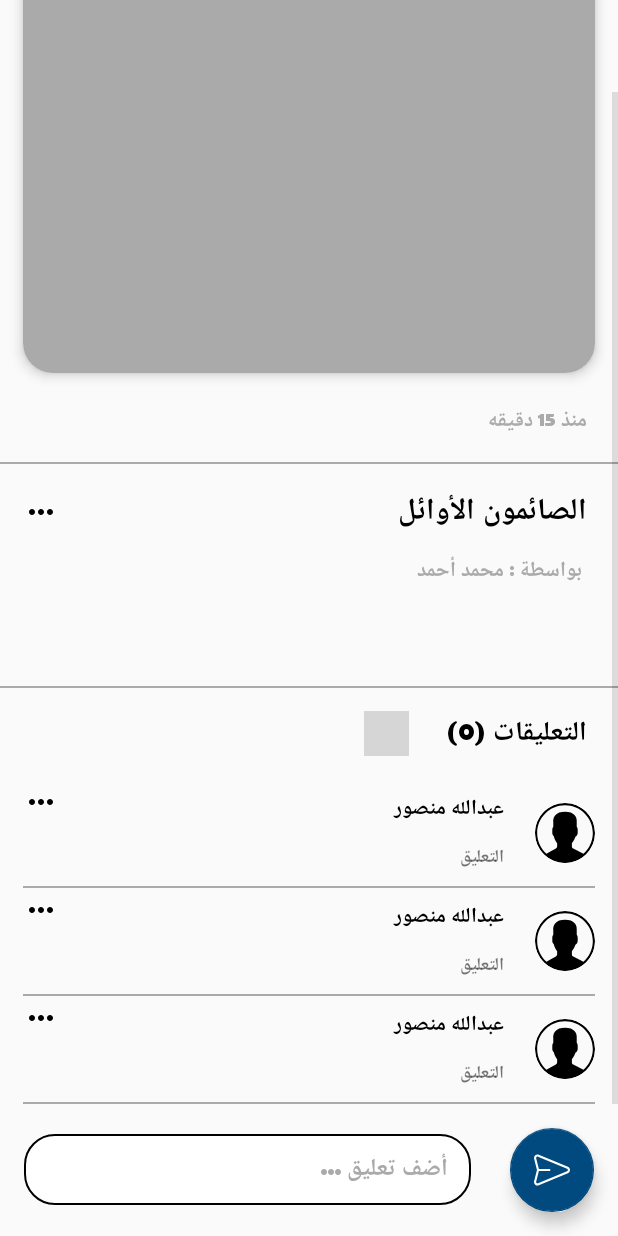
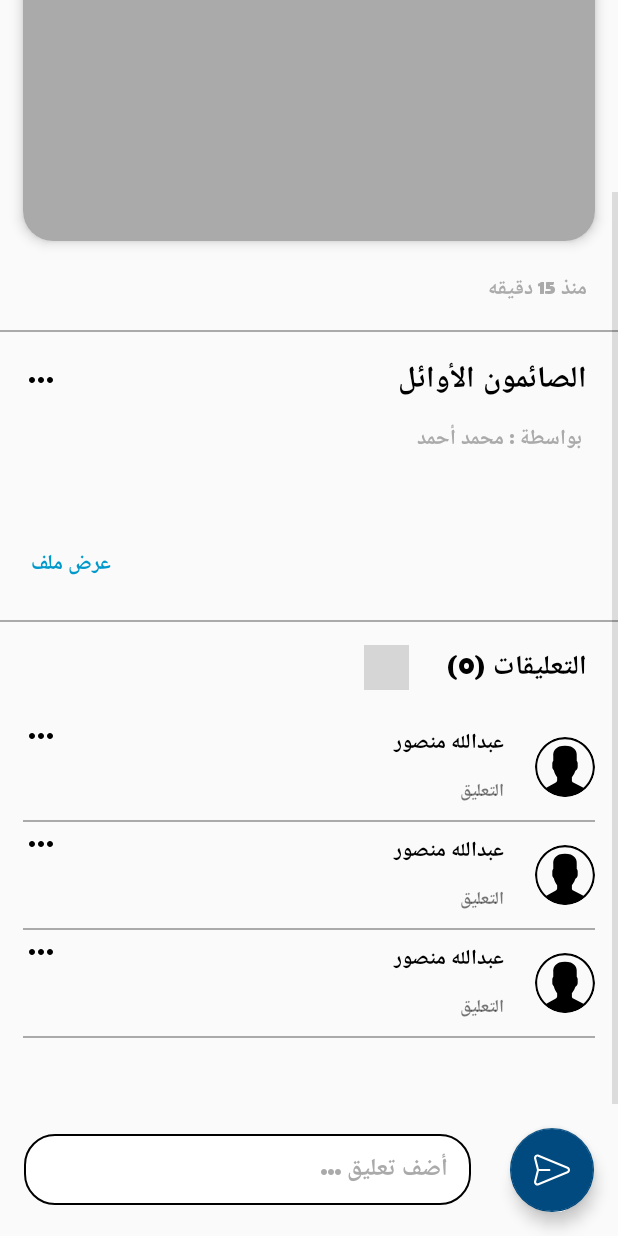
Before and after one commit to abdalla167/efhamha, an Android app: the layout activity_article.xml on its own in the app's theme, with its tools: preview values and no code run, on a phone screen of 412 x 824 dp. Run offline under Robolectric (Android 15) with nearby library versions, the phone set to English and light mode, and no system bars; plain views replace MaterialRippleLayout, RotateLoading; grey boxes are pictures that could not be loaded.

Commit message:
pdf file but will complete isa

```diff
--- a/app/build.gradle
+++ b/app/build.gradle
@@ -68,12 +68,14 @@ dependencies {
     //gason
     implementation 'com.google.code.gson:gson:2.8.5'
 
-
     //Slider
     implementation 'com.github.bumptech.glide:glide:4.6.1'
     implementation 'com.nineoldandroids:library:2.4.0'
     implementation 'com.daimajia.slider:library:1.1.5@aar'
     implementation 'com.android.support:design:28.0.0'
     implementation "com.android.support:support-v4:+"
+
+    //pdf
+    implementation 'com.github.barteksc:android-pdf-viewer:2.0.3'
 }
 apply plugin: 'com.google.gms.google-services'
--- a/app/src/main/java/atmosphere/sh/efhamha/aesh/ha/AdminApp/AdminFragment.java
+++ b/app/src/main/java/atmosphere/sh/efhamha/aesh/ha/AdminApp/AdminFragment.java
@@ -16,6 +16,7 @@ import android.support.v7.widget.RecyclerView;
 import android.view.LayoutInflater;
 import android.view.View;
 import android.view.ViewGroup;
+import android.widget.Button;
 import android.widget.ImageView;
 import android.widget.TextView;
 import android.widget.Toast;
@@ -203,6 +204,7 @@ public class AdminFragment extends Fragment
         ImageView imageArchi , likeimage, comment_img, view_img;
         MaterialRippleLayout imagelike, imagecomment, article_mrl;
         SliderLayout article_slider;
+
 
         ViewPager viewPager;
 
--- a/app/src/main/res/layout/activity_add_article.xml
+++ b/app/src/main/res/layout/activity_add_article.xml
@@ -172,6 +172,7 @@
             android:padding="10dp"
             />
         <Button
+            android:id="@+id/addpdf"
             android:layout_width="@dimen/_100sdp"
             android:layout_height="@dimen/_30sdp"
             android:text="أضافة ملف"
--- a/app/src/main/res/layout/activity_article.xml
+++ b/app/src/main/res/layout/activity_article.xml
@@ -136,6 +136,20 @@
                 android:padding="5dp"
                 android:gravity="right"
                 />
+            <TextView
+                android:id="@+id/showpdf"
+                android:layout_width="wrap_content"
+                android:layout_height="wrap_content"
+                android:textSize="14sp"
+                android:layout_marginLeft="15dp"
+                android:layout_marginRight="15dp"
+                android:layout_marginBottom="10dp"
+                android:text="عرض ملف"
+                android:textColor="@android:color/holo_blue_dark"
+                android:padding="5dp"
+                android:gravity="left"
+                android:onClick="showfilecontent"
+                />
 
             <View
                 android:layout_width="match_parent"
@@ -180,7 +194,7 @@
             <android.support.v7.widget.RecyclerView
                 android:id="@+id/recyclerview"
                 android:layout_width="match_parent"
-                android:layout_height="match_parent"
+                android:layout_height="@dimen/_200sdp"
                 android:layout_marginTop="10dp"
                 tools:listitem="@layout/comment_item"
                 >
--- a/app/src/main/res/values/strings.xml
+++ b/app/src/main/res/values/strings.xml
@@ -26,5 +26,5 @@
     <string name="navigation_drawer_open">Open navigation drawer</string>
     <string name="navigation_drawer_close">Close navigation drawer</string>
 
-    <string name="info">"افهمها و عيشها" هي أول منصة اعلامية الكترونية مصرسة لحوار ثقافات الأديان, حيث تهتم بتقديم محتوي صحفي هادف يساهم في تجديد الخطاب الديني ونشر ثقافة التسامح.</string>
+    <string name="info">"افهمها و عيشها" هي أول منصة اعلامية الكترونية مصرية لحوار ثقافات الأديان, حيث تهتم بتقديم محتوي صحفي هادف يساهم في تجديد الخطاب الديني ونشر ثقافة التسامح.</string>
 </resources>
```
Also changed, not shown: app/src/main/AndroidManifest.xml (+7 -6 lines), app/src/main/java/atmosphere/sh/efhamha/aesh/ha/Activties/ArticleActivity.java (+18 -3 lines), app/src/main/java/atmosphere/sh/efhamha/aesh/ha/AdminApp/AddArticleActivity.java (+9 -6 lines), app/src/main/java/atmosphere/sh/efhamha/aesh/ha/Models/ArticleModel.java (+5 -7 lines), app/src/main/java/atmosphere/sh/efhamha/aesh/ha/Showfile.java (added, +50 -0 lines), app/src/main/res/layout/activity_showfile.xml (added, +27 -0 lines).
